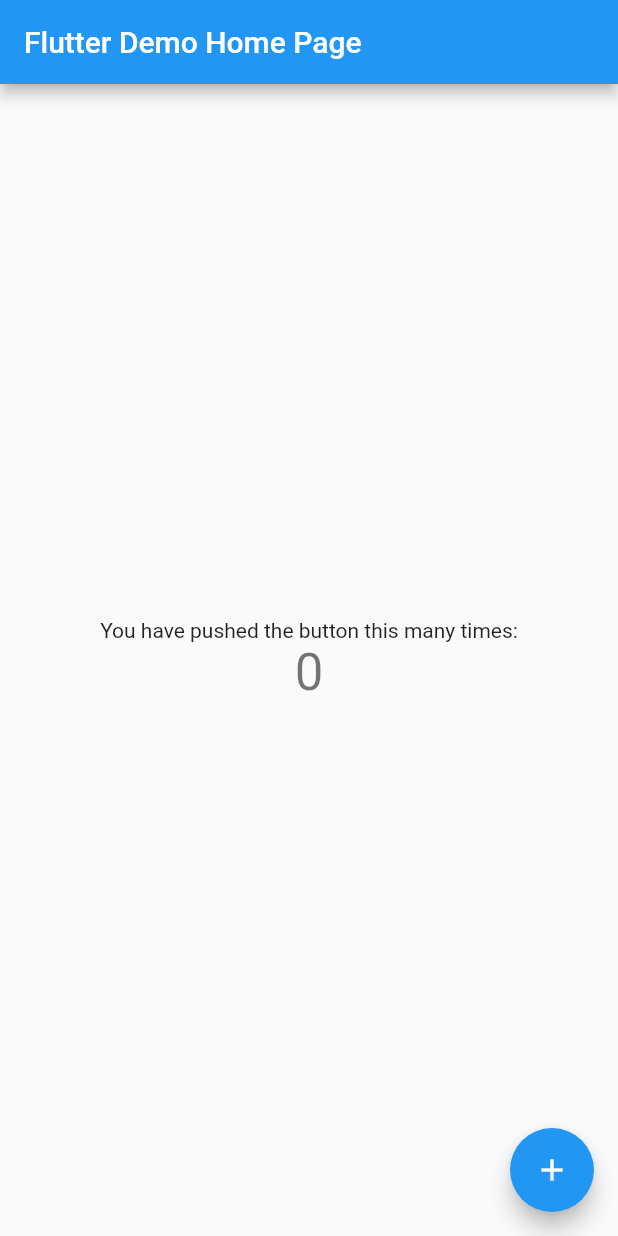
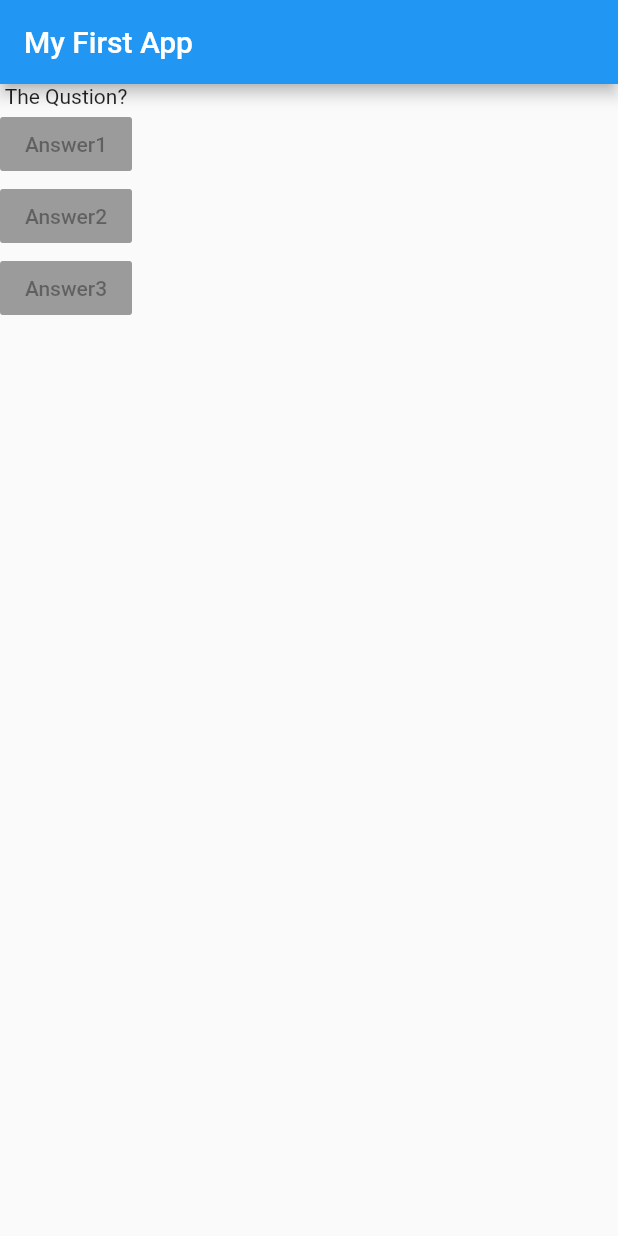
Before and after one commit to MohammedAljahdali/learning-flutter, a Flutter app: the screen it shows after launch, on a phone screen of 412 x 824 dp. Run offline on Flutter 3.47's test engine with Material 2 defaults, Android fonts, the phone set to English and light mode, and no system bars.

Commit message:
quiz app commited

```diff
--- a/my_first_app/lib/main.dart
+++ b/my_first_app/lib/main.dart
@@ -1,111 +1,33 @@
 import 'package:flutter/material.dart';
 
-void main() => runApp(MyApp());
+void main() => runApp(MyFirstApp());
 
-class MyApp extends StatelessWidget {
-  // This widget is the root of your application.
+class MyFirstApp extends StatelessWidget {
   @override
   Widget build(BuildContext context) {
     return MaterialApp(
-      title: 'Flutter Demo',
-      theme: ThemeData(
-        // This is the theme of your application.
-        //
-        // Try running your application with "flutter run". You'll see the
-        // application has a blue toolbar. Then, without quitting the app, try
-        // changing the primarySwatch below to Colors.green and then invoke
-        // "hot reload" (press "r" in the console where you ran "flutter run",
-        // or simply save your changes to "hot reload" in a Flutter IDE).
-        // Notice that the counter didn't reset back to zero; the application
-        // is not restarted.
-        primarySwatch: Colors.blue,
-      ),
-      home: MyHomePage(title: 'Flutter Demo Home Page'),
-    );
-  }
-}
-
-class MyHomePage extends StatefulWidget {
-  MyHomePage({Key key, this.title}) : super(key: key);
-
-  // This widget is the home page of your application. It is stateful, meaning
-  // that it has a State object (defined below) that contains fields that affect
-  // how it looks.
-
-  // This class is the configuration for the state. It holds the values (in this
-  // case the title) provided by the parent (in this case the App widget) and
-  // used by the build method of the State. Fields in a Widget subclass are
-  // always marked "final".
-
-  final String title;
-
-  @override
-  _MyHomePageState createState() => _MyHomePageState();
-}
-
-class _MyHomePageState extends State<MyHomePage> {
-  int _counter = 0;
-
-  void _incrementCounter() {
-    setState(() {
-      // This call to setState tells the Flutter framework that something has
-      // changed in this State, which causes it to rerun the build method below
-      // so that the display can reflect the updated values. If we changed
-      // _counter without calling setState(), then the build method would not be
-      // called again, and so nothing would appear to happen.
-      _counter++;
-    });
-  }
-
-  @override
-  Widget build(BuildContext context) {
-    // This method is rerun every time setState is called, for instance as done
-    // by the _incrementCounter method above.
-    //
-    // The Flutter framework has been optimized to make rerunning build methods
-    // fast, so that you can just rebuild anything that needs updating rather
-    // than having to individually change instances of widgets.
-    return Scaffold(
-      appBar: AppBar(
-        // Here we take the value from the MyHomePage object that was created by
-        // the App.build method, and use it to set our appbar title.
-        title: Text(widget.title),
-      ),
-      body: Center(
-        // Center is a layout widget. It takes a single child and positions it
-        // in the middle of the parent.
-        child: Column(
-          // Column is also layout widget. It takes a list of children and
-          // arranges them vertically. By default, it sizes itself to fit its
-          // children horizontally, and tries to be as tall as its parent.
-          //
-          // Invoke "debug painting" (press "p" in the console, choose the
-          // "Toggle Debug Paint" action from the Flutter Inspector in Android
-          // Studio, or the "Toggle Debug Paint" command in Visual Studio Code)
-          // to see the wireframe for each widget.
-          //
-          // Column has various properties to control how it sizes itself and
-          // how it positions its children. Here we use mainAxisAlignment to
-          // center the children vertically; the main axis here is the vertical
-          // axis because Columns are vertical (the cross axis would be
-          // horizontal).
-          mainAxisAlignment: MainAxisAlignment.center,
-          children: <Widget>[
-            Text(
-              'You have pushed the button this many times:',
+      home: Scaffold(
+        appBar: AppBar(
+          title: Text('My First App'),
+        ),
+        body: Column(
+          children: [
+            Text('The Qustion?'),
+            RaisedButton(
+              child: Text('Answer1'),
+              onPressed: null,
             ),
-            Text(
-              '$_counter',
-              style: Theme.of(context).textTheme.display1,
+            RaisedButton(
+              child: Text('Answer2'),
+              onPressed: null,
+            ),
+            RaisedButton(
+              child: Text('Answer3'),
+              onPressed: null,
             ),
           ],
         ),
       ),
-      floatingActionButton: FloatingActionButton(
-        onPressed: _incrementCounter,
-        tooltip: 'Increment',
-        child: Icon(Icons.add),
-      ), // This trailing comma makes auto-formatting nicer for build methods.
     );
   }
 }
```
